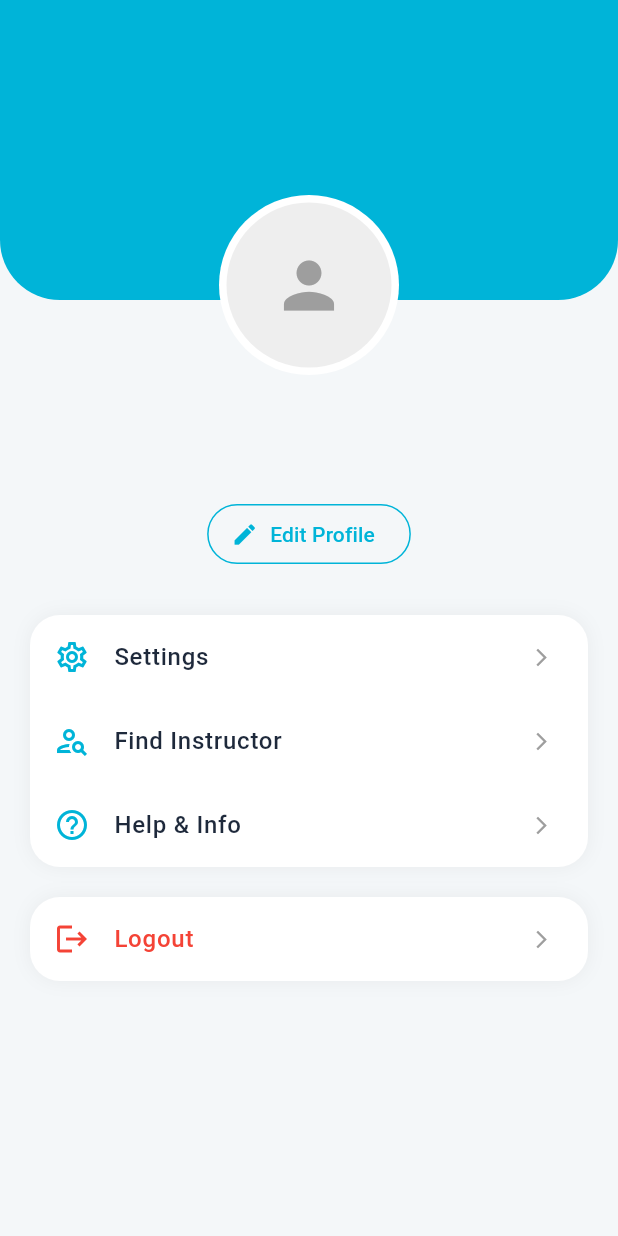
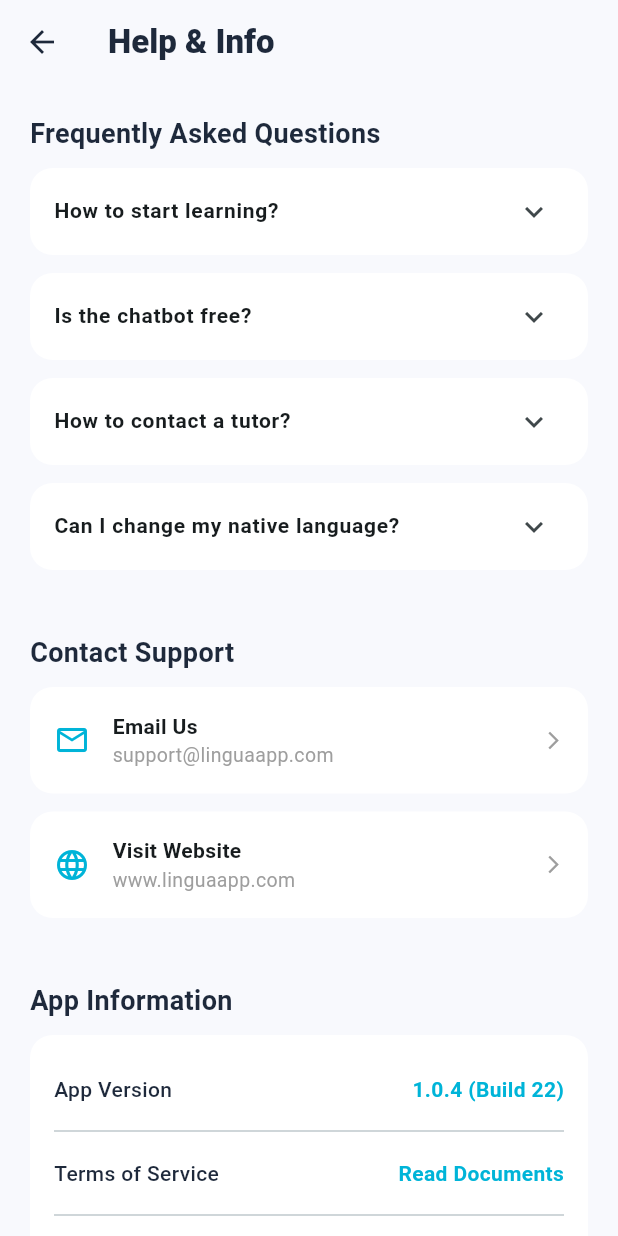
Before and after one commit to noman763/Language_Learning_App, a Flutter app: the ProfileScreen screen opened directly, after a tap on "Help & Info", on a phone screen of 412 x 824 dp. Run offline on Flutter 3.47's test engine with Material 3 defaults, Android fonts, the phone set to English and light mode, and no system bars; our stand-ins replace cloud_firestore, firebase_auth, firebase_core, flutter_tts, permission_handler, speech_to_text; missing offline and left inert: translator; accounts and stored records are empty.

Commit message:
project updated

```diff
--- /dev/null
+++ b/lib/screens/features/help_info_screen.dart
@@ -0,0 +1,137 @@
+import 'package:flutter/material.dart';
+import '../../core/app_colors.dart';
+
+class HelpInfoScreen extends StatelessWidget {
+  const HelpInfoScreen({super.key});
+
+  @override
+  Widget build(BuildContext context) {
+    return Scaffold(
+      backgroundColor: const Color(0xFFF8F9FD),
+      appBar: AppBar(
+        title: const Text(
+          'Help & Info',
+          style: TextStyle(color: AppColors.textPrimary, fontWeight: FontWeight.w800),
+        ),
+        backgroundColor: Colors.transparent,
+        elevation: 0,
+        iconTheme: const IconThemeData(color: AppColors.textPrimary),
+      ),
+      body: SingleChildScrollView(
+        padding: const EdgeInsets.all(20),
+        child: Column(
+          crossAxisAlignment: CrossAxisAlignment.start,
+          children: [
+            _buildSectionHeader("Frequently Asked Questions"),
+            const SizedBox(height: 10),
+            _buildFAQTile("How to start learning?", "Select a language from the home screen and choose a tutor or practice module."),
+            _buildFAQTile("Is the chatbot free?", "Yes, you can practice with our AI tutors for free anytime."),
+            _buildFAQTile("How to contact a tutor?", "Go to the 'Find a Tutor' screen and click the 'Chat' button on their profile."),
+            _buildFAQTile("Can I change my native language?", "Yes, you can update your profile settings to change your primary language."),
+
+            const SizedBox(height: 30),
+            _buildSectionHeader("Contact Support"),
+            const SizedBox(height: 10),
+            _buildContactCard(Icons.email_outlined, "Email Us", "support@linguaapp.com"),
+            _buildContactCard(Icons.language_outlined, "Visit Website", "www.linguaapp.com"),
+
+            const SizedBox(height: 30),
+            _buildSectionHeader("App Information"),
+            const SizedBox(height: 10),
+            Container(
+              padding: const EdgeInsets.all(16),
+              decoration: BoxDecoration(
+                color: Colors.white,
+                borderRadius: BorderRadius.circular(15),
+              ),
+              child: const Column(
+                children: [
+                  _InfoRow("App Version", "1.0.4 (Build 22)"),
+                  Divider(),
+                  _InfoRow("Terms of Service", "Read Documents"),
+                  Divider(),
+                  _InfoRow("Privacy Policy", "Read Documents"),
+                ],
+              ),
+            ),
+            const SizedBox(height: 40),
+            const Center(
+            ),
+          ],
+        ),
+      ),
+    );
+  }
+
+  Widget _buildSectionHeader(String title) {
+    return Text(
+      title,
+      style: const TextStyle(fontSize: 18, fontWeight: FontWeight.bold, color: AppColors.textPrimary),
+    );
+  }
+
+  Widget _buildFAQTile(String question, String answer) {
+    return Container(
+      margin: const EdgeInsets.only(bottom: 12),
+      decoration: BoxDecoration(
+        color: Colors.white,
+        borderRadius: BorderRadius.circular(15),
+      ),
+      child: ExpansionTile(
+        title: Text(question, style: const TextStyle(fontSize: 14, fontWeight: FontWeight.w600)),
+        children: [
+          Padding(
+            padding: const EdgeInsets.only(left: 16, right: 16, bottom: 16),
+            child: Text(answer, style: const TextStyle(color: Colors.grey, fontSize: 13, height: 1.5)),
+          ),
+        ],
+      ),
+    );
+  }
+
+  Widget _buildContactCard(IconData icon, String title, String subtitle) {
+    return Container(
+      margin: const EdgeInsets.only(bottom: 12),
+      padding: const EdgeInsets.all(16),
+      decoration: BoxDecoration(
+        color: Colors.white,
+        borderRadius: BorderRadius.circular(15),
+      ),
+      child: Row(
+        children: [
+          Icon(icon, color: AppColors.accentPrimary),
+          const SizedBox(width: 15),
+          Column(
+            crossAxisAlignment: CrossAxisAlignment.start,
+            children: [
+              Text(title, style: const TextStyle(fontWeight: FontWeight.bold)),
+              Text(subtitle, style: const TextStyle(color: Colors.grey, fontSize: 13)),
+            ],
+          ),
+          const Spacer(),
+          const Icon(Icons.arrow_forward_ios, size: 14, color: Colors.grey),
+        ],
+      ),
+    );
+  }
+}
+
+class _InfoRow extends StatelessWidget {
+  final String label;
+  final String value;
+  const _InfoRow(this.label, this.value);
+
+  @override
+  Widget build(BuildContext context) {
+    return Padding(
+      padding: const EdgeInsets.symmetric(vertical: 10),
+      child: Row(
+        mainAxisAlignment: MainAxisAlignment.spaceBetween,
+        children: [
+          Text(label, style: const TextStyle(color: AppColors.textPrimary, fontWeight: FontWeight.w500)),
+          Text(value, style: const TextStyle(color: AppColors.accentPrimary, fontWeight: FontWeight.bold)),
+        ],
+      ),
+    );
+  }
+}
--- a/lib/screens/features/profile_screen.dart
+++ b/lib/screens/features/profile_screen.dart
@@ -5,6 +5,7 @@ import '../../core/app_colors.dart';
 import 'instructor_screen.dart';
 import '../auths/login_screen.dart';
 import 'settings_screen.dart';
+import 'help_info_screen.dart';
 
 class ProfileScreen extends StatefulWidget {
   const ProfileScreen({super.key});
@@ -152,7 +153,10 @@ class _ProfileScreenState extends State<ProfileScreen> {
               _buildMenuItem(Icons.person_search_outlined, "Find Instructor", () {
                 Navigator.push(context, MaterialPageRoute(builder: (_) => const InstructorScreen()));
               }),
-              _buildMenuItem(Icons.help_outline, "Help & Info", () {}),
+              // Help & Info button ko yahan clickable banaya gaya hai
+              _buildMenuItem(Icons.help_outline, "Help & Info", () {
+                Navigator.push(context, MaterialPageRoute(builder: (context) => const HelpInfoScreen()));
+              }),
             ]),
             const SizedBox(height: 20),
             _buildMenuCard([
```
